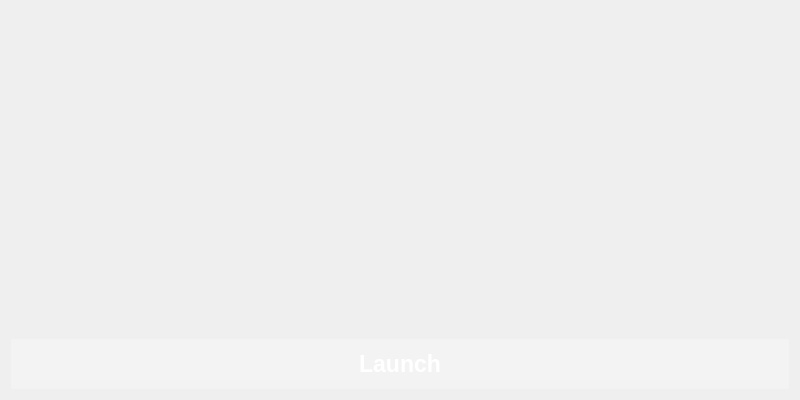
This is Kaminec/UI/kamineclauncher_tabs/startgametab.ui in kaniol-lck/Kaminec as Qt 5 draws it before an edit. The edited form follows.
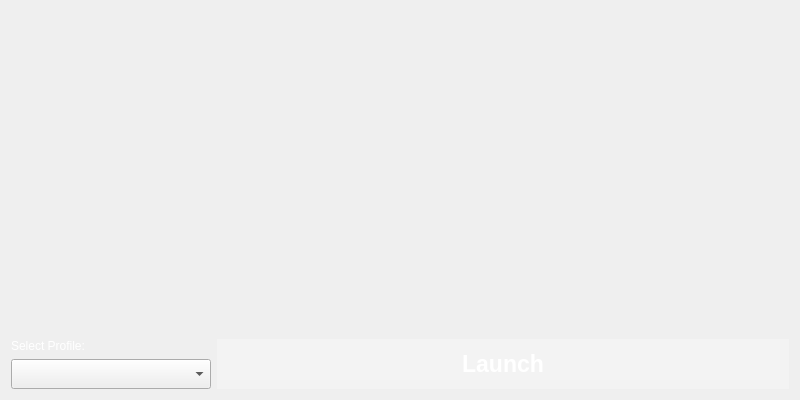
This is the edited form.

What changed in the file:
```diff
--- a/Kaminec/UI/kamineclauncher_tabs/startgametab.ui
+++ b/Kaminec/UI/kamineclauncher_tabs/startgametab.ui
@@ -16,8 +16,8 @@
   <property name="styleSheet">
    <string notr="true"/>
   </property>
-  <layout class="QVBoxLayout" name="verticalLayout">
-   <item>
+  <layout class="QGridLayout" name="gridLayout_2">
+   <item row="0" column="0">
     <spacer name="verticalSpacer">
      <property name="orientation">
       <enum>Qt::Vertical</enum>
@@ -30,7 +30,21 @@
      </property>
     </spacer>
    </item>
-   <item>
+   <item row="1" column="0">
+    <layout class="QGridLayout" name="gridLayout">
+     <item row="0" column="0">
+      <widget class="QLabel" name="label">
+       <property name="styleSheet">
+        <string notr="true">QLabel{
+	color:#ffffffff;
+}</string>
+       </property>
+       <property name="text">
+        <string>Select Profile:</string>
+       </property>
+      </widget>
+     </item>
+     <item row="0" column="1" rowspan="2">
     <widget class="QPushButton" name="start_pb">
      <property name="sizePolicy">
       <sizepolicy hsizetype="Expanding" vsizetype="Fixed">
@@ -71,6 +85,24 @@
       <string>Launch</string>
      </property>
     </widget>
+     </item>
+     <item row="1" column="0">
+      <widget class="QComboBox" name="profiles_cb">
+       <property name="sizePolicy">
+        <sizepolicy hsizetype="Preferred" vsizetype="Fixed">
+         <horstretch>0</horstretch>
+         <verstretch>0</verstretch>
+        </sizepolicy>
+       </property>
+       <property name="minimumSize">
+        <size>
+         <width>200</width>
+         <height>30</height>
+        </size>
+       </property>
+      </widget>
+     </item>
+    </layout>
    </item>
   </layout>
  </widget>
```
Lines whose indentation alone changed are shown as unchanged.
